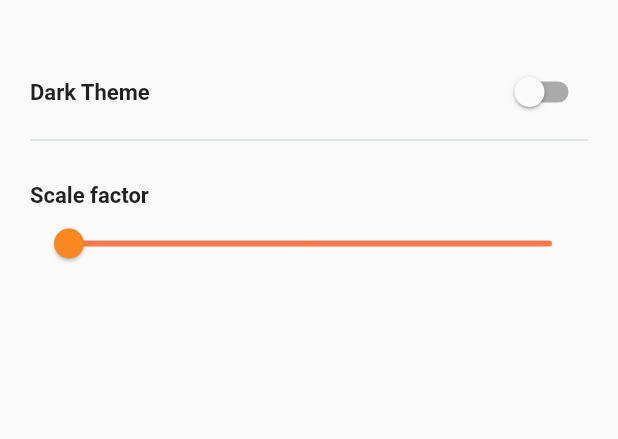
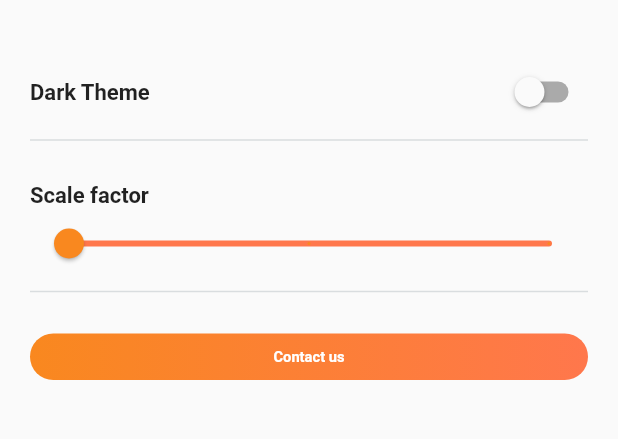
Before and after one commit to ibondarovich/FoodApp, a Flutter app: the SettingsViewScreen screen opened directly, on a phone screen of 412 x 824 dp, the part 58-497 px from its top. Run offline on Flutter 3.47's test engine with Material 2 defaults, Android fonts, the phone set to English and light mode, and no system bars; our stand-ins replace auto_route, bloc, cached_network_image, cloud_firestore, connectivity_plus, equatable and 6 more; accounts and stored records are empty; generated files the repository leaves out were written again.

Commit message:
[PT-4] settings-page add contact us button to settings page implement opening link in browser

```diff
--- a/core/lib/constants/string_constants.dart
+++ b/core/lib/constants/string_constants.dart
@@ -18,6 +18,7 @@ class StringConstants{
 
   static const String settingsThemeTitle = 'Dark Theme';
   static const String settingsScaleFactorTitle = 'Scale factor';
+  static const String settingsContactUsTitle = 'Contact us';
 
   static const String cartPagePayment = 'Process to payment';
 
--- /dev/null
+++ b/core/lib/constants/url_constants.dart
@@ -0,0 +1,3 @@
+class UrlConstants{
+  static const contactUsUrl = 'https://flutter.dev/';
+}
--- a/core/lib/core.dart
+++ b/core/lib/core.dart
@@ -11,3 +11,5 @@ export 'package:hive/hive.dart';
 export 'package:hive_flutter/hive_flutter.dart';
 export 'package:connectivity_plus/connectivity_plus.dart';
 export 'network/check_internet_connection.dart';
+export 'package:url_launcher/url_launcher.dart';
+export 'constants/url_constants.dart';
--- a/core/pubspec.yaml
+++ b/core/pubspec.yaml
@@ -18,6 +18,7 @@ dependencies:
   get_it: ^7.6.0
   hive: ^2.2.3
   hive_flutter: ^1.1.0
+  url_launcher: ^6.1.12
 
 dev_dependencies:
   flutter_test:
--- a/features/settings_view/lib/src/ui/settings_screen.dart
+++ b/features/settings_view/lib/src/ui/settings_screen.dart
@@ -71,6 +71,26 @@ class SettingsViewScreen extends StatelessWidget{
                   activeColor: AppColors.lightOrange,
                   inactiveColor: AppColors.primaryColor,
                 ),
+                const Divider(
+                  color: AppColors.shadowBlack,
+                  thickness: 1,
+                ),
+                AppButton(
+                  margin: const EdgeInsets.only(top: AppDimens.padding20,),
+                  title: StringConstants.settingsContactUsTitle,
+                  textStyle: AppFonts.bold_14.copyWith(
+                    color: AppColors.white,
+                  ),
+                  onTap: () async {
+                    final Uri url = Uri.parse(UrlConstants.contactUsUrl);
+                    await launchUrl(
+                      url,
+                      mode: LaunchMode.inAppWebView,
+                      webViewConfiguration:
+                          const WebViewConfiguration(enableJavaScript: true),
+                    );
+                  },
+                ),
               ],
             ),
           );
```
Also changed, not shown: core/pubspec.lock, features/settings_view/pubspec.lock, pubspec.lock.
